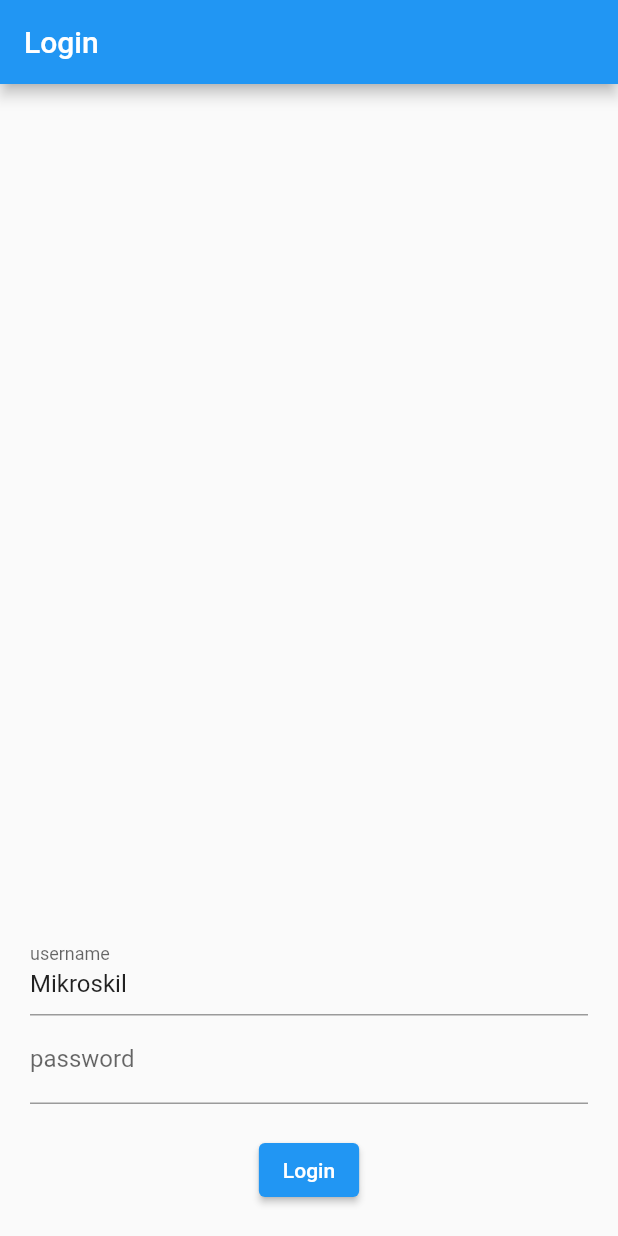
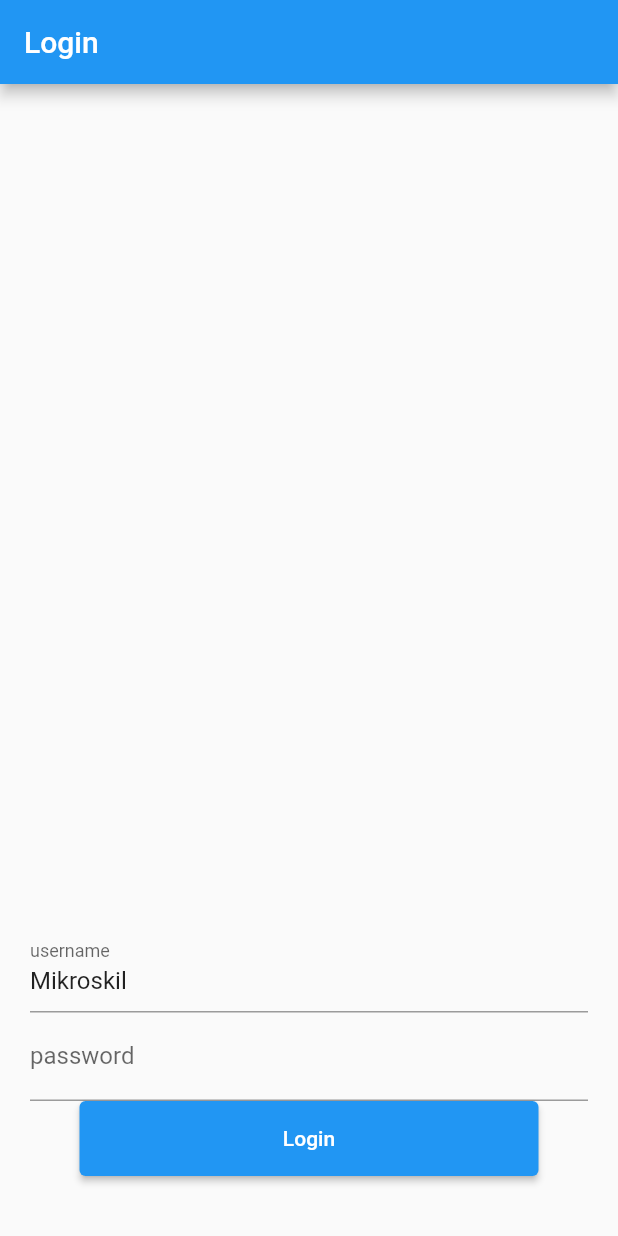
Before and after one commit to famuh/Aplikasi-Keranjang-Belanja, a Flutter app: the screen it shows after launch, on a phone screen of 412 x 824 dp. Run offline on Flutter 3.47's test engine with Material 2 defaults, Android fonts, the phone set to English and light mode, and no system bars.

Commit message:
hal 11 done, lanjut 12 dst

```diff
--- a/lib/pertemuan04/setstate/components/login_screen.dart
+++ b/lib/pertemuan04/setstate/components/login_screen.dart
@@ -1,4 +1,5 @@
 import 'package:flutter/material.dart';
+import 'package:praktek_modul/pertemuan04/setstate/components/produk_screen.dart';
 
 class LoginScreen extends StatefulWidget {
   LoginScreen({Key? key}) : super(key: key);
@@ -68,7 +69,6 @@
                   ],
                 ),
               ),
-              SizedBox(height: defaultPadding), //butuh nilai variabel
 
               //login button
               ElevatedButton(onPressed: () {
@@ -92,11 +92,17 @@
                   Navigator.push(context, MaterialPageRoute(builder: (context){
                     //passing data ke another screen
                     return produkScreen(
-                      username: usernameController.text);
+                      username : usernameController.text);
                   }));
                 }
               },
-              child: Text(loginText))
+              child: Text(loginText),
+              style: ElevatedButton.styleFrom(
+                minimumSize: Size(
+                  MediaQuery.of(context).size.width / 2 + 100, 50)),
+                ),
+
+                SizedBox(height: defaultPadding),
             ],
           ),
         ),
```
Also changed, not shown: lib/pertemuan04/setstate/components/produk_screen.dart (+11 -0 lines), lib/pertemuan04/setstate/components/keranjang_scree.dart (deleted), lib/pertemuan04/setstate/components/keranjang_screen.dart (added).
